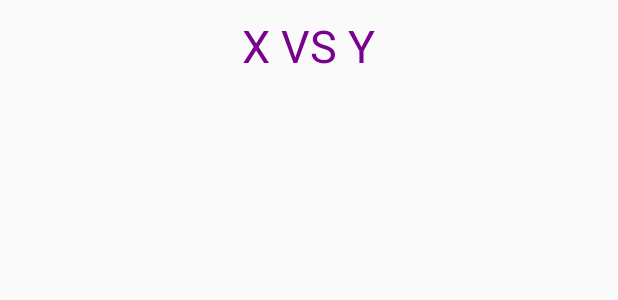
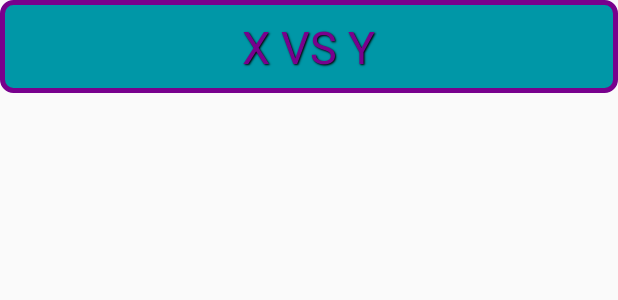
Before and after one commit to ewajm/IndecisiveRPS, an Android app: the layout decision_list_item_layout.xml on its own in the app's theme, with its tools: preview values and no code run, on a phone screen of 412 x 824 dp. Shown: the top 300 px of the screen. Run offline under Robolectric (Android 15) with nearby library versions, the phone set to English and light mode, and no system bars.

```diff
--- a/app/src/main/java/com/ewa/indecisiverps/ui/DecisionsActivity.java
+++ b/app/src/main/java/com/ewa/indecisiverps/ui/DecisionsActivity.java
@@ -153,11 +153,11 @@ public class DecisionsActivity extends AppCompatActivity {
         public CharSequence getPageTitle(int position) {
             switch (position) {
                 case 0:
-                    return "SECTION 1";
+                    return "Ready";
                 case 1:
-                    return "SECTION 2";
+                    return "Pending";
                 case 2:
-                    return "SECTION 3";
+                    return "Resolved";
             }
             return null;
         }
--- /dev/null
+++ b/app/src/main/res/drawable/list_item_bg.xml
@@ -0,0 +1,17 @@
+<?xml version="1.0" encoding="utf-8"?>
+<shape xmlns:android="http://schemas.android.com/apk/res/android">
+    <solid android:color="@color/colorPrimaryDark"/>
+
+    <stroke android:width="3dp"
+        android:color="@color/colorAccentDark"
+        />
+
+    <padding android:left="1dp"
+        android:top="1dp"
+        android:right="1dp"
+        android:bottom="1dp"
+        />
+
+    <corners android:bottomRightRadius="7dp" android:bottomLeftRadius="7dp"
+        android:topLeftRadius="7dp" android:topRightRadius="7dp"/>
+</shape>
--- a/app/src/main/res/layout/decision_list_item_layout.xml
+++ b/app/src/main/res/layout/decision_list_item_layout.xml
@@ -1,7 +1,8 @@
 <?xml version="1.0" encoding="utf-8"?>
 <RelativeLayout xmlns:android="http://schemas.android.com/apk/res/android"
-    android:orientation="vertical" android:layout_width="match_parent"
-    android:layout_height="match_parent">
+    android:layout_width="match_parent"
+    android:layout_height="wrap_content"
+    android:background="@drawable/list_item_bg">
     <TextView
         android:layout_width="wrap_content"
         android:layout_height="wrap_content"
@@ -10,5 +11,8 @@
         android:padding="10dp"
         android:text="X VS Y"
         style="@style/SubHeading"
-    />
+        android:shadowColor="#000000"
+        android:shadowDx="1"
+        android:shadowDy="1"
+        android:shadowRadius="1" />
 </RelativeLayout>
--- a/app/src/main/res/values/strings.xml
+++ b/app/src/main/res/values/strings.xml
@@ -5,4 +5,6 @@
     <string name="title_activity_decisions">DecisionsActivity</string>
     <string name="action_settings">Settings</string>
     <string name="section_format">Hello World from section: %1$d</string>
+
+    <string name="hello_blank_fragment">Hello blank fragment</string>
 </resources>
```
Also changed, not shown: app/build.gradle (+4 -4 lines), app/src/main/java/com/ewa/indecisiverps/adapters/ChoiceViewHolder.java (added, +39 -0 lines), app/src/main/java/com/ewa/indecisiverps/adapters/FirebaseChoiceListAdapter.java (added, +98 -0 lines), app/src/main/java/com/ewa/indecisiverps/adapters/ItemTouchHelperAdapter.java (added, +10 -0 lines), app/src/main/java/com/ewa/indecisiverps/ui/DecisionsFragment.java (added, +98 -0 lines), app/src/main/java/com/ewa/indecisiverps/utils/OnStartDragListener.java (added, +11 -0 lines), app/src/main/java/com/ewa/indecisiverps/utils/SimpleItemTouchHelperCallback.java (added, +71 -0 lines). Lines whose indentation alone changed are shown as unchanged.
